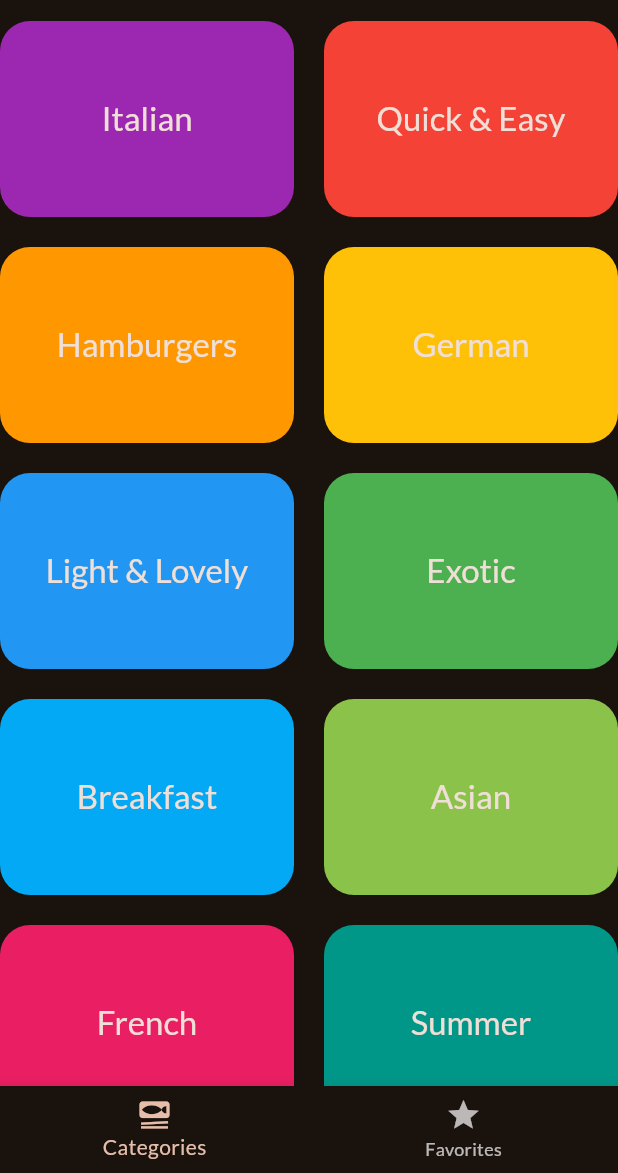
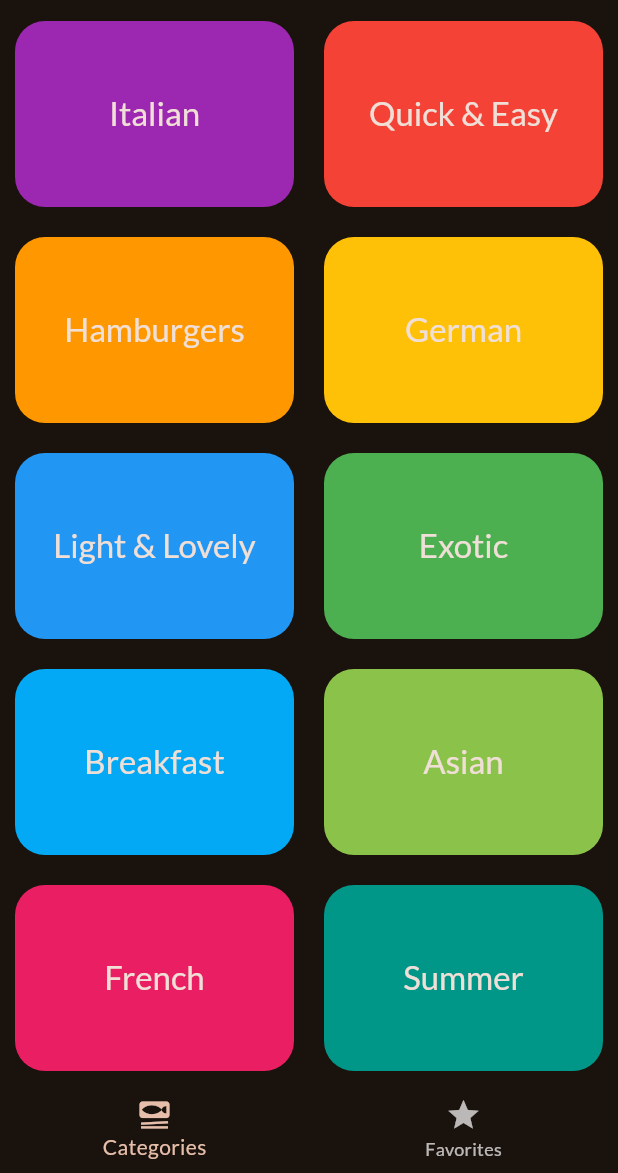
Before and after one commit to layal11/Flutter, a Flutter app: the screen it shows after launch, on a phone screen of 412 x 824 dp, the part 63-1236 px from its top. Run offline on Flutter 3.47's test engine with Material 2 defaults, Android fonts, the phone set to English and light mode, and no system bars; our stand-ins replace flutter_riverpod, google_fonts, transparent_image.

```diff
--- a/lib/main.dart
+++ b/lib/main.dart
@@ -1,5 +1,6 @@
 import 'package:first_flutter_app/screens/tabs.dart';
 import 'package:flutter/material.dart';
+import 'package:flutter_riverpod/flutter_riverpod.dart';
 
 import 'package:google_fonts/google_fonts.dart';
 
@@ -13,7 +14,11 @@ final theme = ThemeData(
 );
 
 void main() {
-  runApp(const App());
+  runApp(
+    const ProviderScope(
+      child: App(),
+    ),
+  );
 }
 
 class App extends StatelessWidget {
--- /dev/null
+++ b/lib/providers/meals_provider.dart
@@ -0,0 +1,8 @@
+import 'package:first_flutter_app/data/dummy_data.dart';
+import 'package:flutter_riverpod/flutter_riverpod.dart';
+
+final mealsProvider = Provider(
+  (ref) {
+    return dummyMeals;
+  },
+);
--- a/lib/screens/categories.dart
+++ b/lib/screens/categories.dart
@@ -39,6 +39,7 @@ class CategoriesScreen extends StatelessWidget {
   @override
   Widget build(BuildContext context) {
     return GridView(
+      padding: const EdgeInsets.only(left: 10, right: 10),
       gridDelegate: const SliverGridDelegateWithFixedCrossAxisCount(
         crossAxisCount: 2,
         childAspectRatio: 3 / 2,
--- a/lib/screens/tabs.dart
+++ b/lib/screens/tabs.dart
@@ -1,10 +1,11 @@
-import 'package:first_flutter_app/data/dummy_data.dart';
 import 'package:first_flutter_app/models/meal.dart';
+import 'package:first_flutter_app/providers/meals_provider.dart';
 import 'package:first_flutter_app/screens/categories.dart';
 import 'package:first_flutter_app/screens/filters.dart';
 import 'package:first_flutter_app/screens/meals.dart';
 import 'package:first_flutter_app/widgets/main_darwer.dart';
 import 'package:flutter/material.dart';
+import 'package:flutter_riverpod/flutter_riverpod.dart';
 
 //global variable/constant
 const kDefaultFilters = {
@@ -14,14 +15,14 @@ const kDefaultFilters = {
   Filter.vegetarian: false,
 };
 
-class TabsScreen extends StatefulWidget {
+class TabsScreen extends ConsumerStatefulWidget {
   const TabsScreen({super.key});
 
   @override
   createState() => _ScreensState();
 }
 
-class _ScreensState extends State<TabsScreen> {
+class _ScreensState extends ConsumerState<TabsScreen> {
   int selectedPageIndex = 0;
   final List<Meal> favoriteMeals = [];
   Map<Filter, bool> selectedFilters = kDefaultFilters;
@@ -92,7 +93,11 @@ class _ScreensState extends State<TabsScreen> {
 
   @override
   Widget build(BuildContext context) {
-    final avlblFilteredMeals = dummyMeals.where((meal) {
+    // similar to widget property
+    // ref allows us to setup listeners to our providers
+    final meals = ref.watch(mealsProvider);
+
+    final avlblFilteredMeals = meals.where((meal) {
       if (selectedFilters[Filter.glutenFree]! && !meal.isGlutenFree) {
         return false;
       }
--- a/pubspec.yaml
+++ b/pubspec.yaml
@@ -38,6 +38,7 @@ dependencies:
   google_fonts: ^6.0.0
   uuid: ^4.0.0
   transparent_image: ^2.0.1
+  flutter_riverpod: ^2.4.4
 
 dev_dependencies:
   flutter_test:
```
Also changed, not shown: pubspec.lock.
